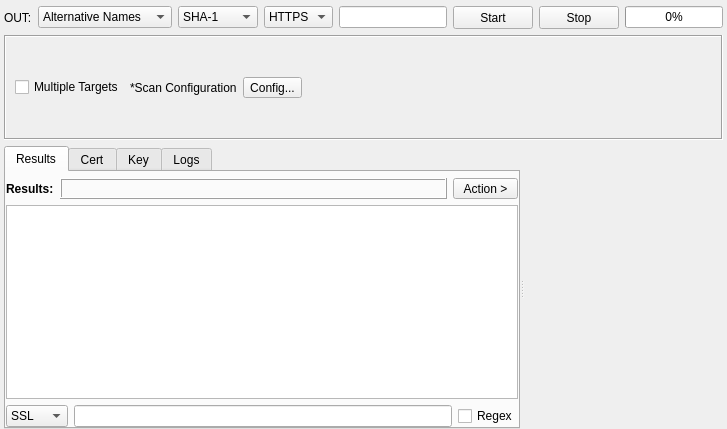
Qt form sub3suite/src/tools/ssl/SSLTool.ui (3nock/OTE) before a commit.
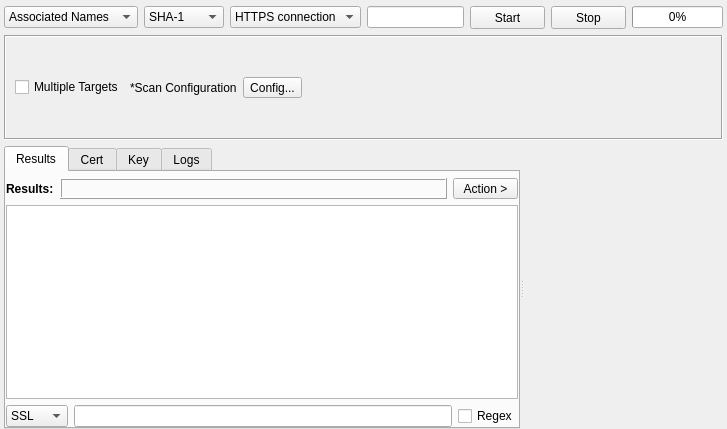
The same form after that commit. Custom widgets are drawn as their Qt base class.

What changed in the file:
```diff
--- a/sub3suite/src/tools/ssl/SSLTool.ui
+++ b/sub3suite/src/tools/ssl/SSLTool.ui
@@ -28,13 +28,6 @@
    </property>
    <item>
     <layout class="QHBoxLayout" name="horizontalLayout">
-     <item>
-      <widget class="QLabel" name="labelOUT">
-       <property name="text">
-        <string>OUT:</string>
-       </property>
-      </widget>
-     </item>
      <item>
       <widget class="QComboBox" name="comboBoxOutput">
        <property name="sizePolicy">
@@ -57,7 +50,7 @@
        </property>
        <item>
         <property name="text">
-         <string>Alternative Names</string>
+         <string>Associated Names</string>
         </property>
        </item>
        <item>
@@ -102,7 +95,7 @@
        </property>
        <item>
         <property name="text">
-         <string>HTTPS</string>
+         <string>HTTPS connection</string>
         </property>
        </item>
        <item>
```
Left out of the diff: 12 changed lines with no effect on the pictures.
